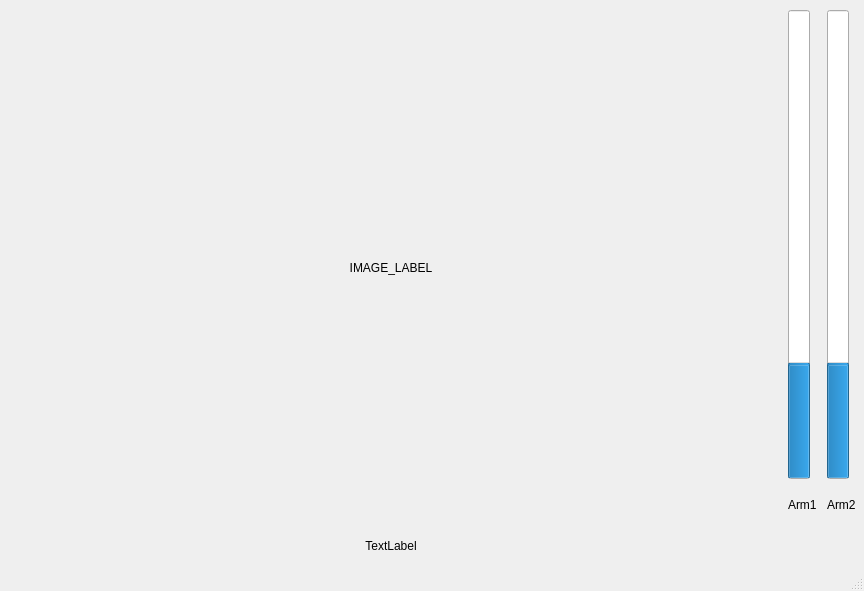
qlin-nml-research/qlin_jaxa_resources, file jaxa_ui/scripts/JaxaMasterSecondaryUI/form.ui: the form before one commit.
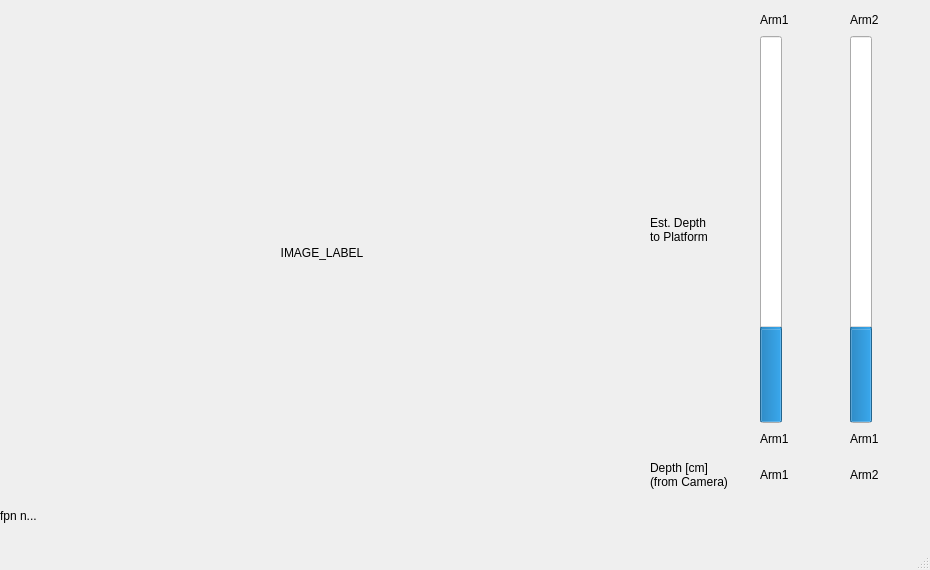
The form after the commit.

```diff
--- a/jaxa_ui/scripts/JaxaMasterSecondaryUI/form.ui
+++ b/jaxa_ui/scripts/JaxaMasterSecondaryUI/form.ui
@@ -6,21 +6,39 @@
    <rect>
     <x>0</x>
     <y>0</y>
-    <width>864</width>
-    <height>591</height>
+    <width>930</width>
+    <height>570</height>
    </rect>
   </property>
+  <property name="sizePolicy">
+   <sizepolicy hsizetype="Fixed" vsizetype="Fixed">
+    <horstretch>0</horstretch>
+    <verstretch>0</verstretch>
+   </sizepolicy>
+  </property>
+  <property name="minimumSize">
+   <size>
+    <width>930</width>
+    <height>570</height>
+   </size>
+  </property>
   <property name="windowTitle">
    <string>JAXA Leader Secondary UI</string>
   </property>
   <widget class="QWidget" name="centralwidget">
+   <property name="sizePolicy">
+    <sizepolicy hsizetype="MinimumExpanding" vsizetype="MinimumExpanding">
+     <horstretch>0</horstretch>
+     <verstretch>0</verstretch>
+    </sizepolicy>
+   </property>
    <widget class="QWidget" name="gridLayoutWidget">
     <property name="geometry">
      <rect>
       <x>0</x>
       <y>10</y>
-      <width>856</width>
-      <height>551</height>
+      <width>930</width>
+      <height>521</height>
      </rect>
     </property>
     <layout class="QGridLayout" name="mainGridLayout">
@@ -32,7 +50,36 @@
        <property name="horizontalSpacing">
         <number>10</number>
        </property>
-       <item row="0" column="0">
+       <item row="1" column="2">
+        <widget class="QProgressBar" name="dIndicator_arm2">
+         <property name="value">
+          <number>24</number>
+         </property>
+         <property name="orientation">
+          <enum>Qt::Vertical</enum>
+         </property>
+        </widget>
+       </item>
+       <item row="3" column="2">
+        <widget class="QLabel" name="dIndicatorDepth_arm2_label">
+         <property name="minimumSize">
+          <size>
+           <width>80</width>
+           <height>40</height>
+          </size>
+         </property>
+         <property name="maximumSize">
+          <size>
+           <width>80</width>
+           <height>16777215</height>
+          </size>
+         </property>
+         <property name="text">
+          <string>Arm2</string>
+         </property>
+        </widget>
+       </item>
+       <item row="1" column="1">
         <widget class="QProgressBar" name="dIndicator_arm1">
          <property name="enabled">
           <bool>true</bool>
@@ -43,44 +90,146 @@
          <property name="alignment">
           <set>Qt::AlignCenter</set>
          </property>
+         <property name="textVisible">
+          <bool>true</bool>
+         </property>
          <property name="orientation">
           <enum>Qt::Vertical</enum>
+         </property>
+         <property name="invertedAppearance">
+          <bool>false</bool>
+         </property>
+         <property name="textDirection">
+          <enum>QProgressBar::TopToBottom</enum>
+         </property>
+        </widget>
+       </item>
+       <item row="3" column="0">
+        <widget class="QLabel" name="armDepthLabel">
+         <property name="minimumSize">
+          <size>
+           <width>100</width>
+           <height>0</height>
+          </size>
+         </property>
+         <property name="maximumSize">
+          <size>
+           <width>100</width>
+           <height>16777215</height>
+          </size>
+         </property>
+         <property name="text">
+          <string>Depth [cm]
+(from Camera)</string>
+         </property>
+        </widget>
+       </item>
+       <item row="1" column="0">
+        <widget class="QLabel" name="armDepthLabel_2">
+         <property name="maximumSize">
+          <size>
+           <width>70</width>
+           <height>16777215</height>
+          </size>
+         </property>
+         <property name="text">
+          <string>Est. Depth
+to Platform</string>
+         </property>
+        </widget>
+       </item>
+       <item row="3" column="1">
+        <widget class="QLabel" name="dIndicatorDepth_arm1_label">
+         <property name="minimumSize">
+          <size>
+           <width>80</width>
+           <height>40</height>
+          </size>
+         </property>
+         <property name="maximumSize">
+          <size>
+           <width>80</width>
+           <height>16777215</height>
+          </size>
+         </property>
+         <property name="text">
+          <string>Arm1</string>
          </property>
         </widget>
        </item>
        <item row="2" column="1">
+        <widget class="QLabel" name="dIndicator_arm1_label">
+         <property name="minimumSize">
+          <size>
+           <width>80</width>
+           <height>20</height>
+          </size>
+         </property>
+         <property name="maximumSize">
+          <size>
+           <width>80</width>
+           <height>20</height>
+          </size>
+         </property>
+         <property name="text">
+          <string>Arm1</string>
+         </property>
+        </widget>
+       </item>
+       <item row="2" column="2">
         <widget class="QLabel" name="dIndicator_arm2_label">
          <property name="minimumSize">
           <size>
-           <width>0</width>
-           <height>40</height>
+           <width>80</width>
+           <height>20</height>
+          </size>
+         </property>
+         <property name="maximumSize">
+          <size>
+           <width>80</width>
+           <height>20</height>
           </size>
          </property>
          <property name="text">
-          <string>Arm2</string>
+          <string>Arm1</string>
          </property>
         </widget>
        </item>
        <item row="0" column="1">
-        <widget class="QProgressBar" name="dIndicator_arm2">
-         <property name="value">
-          <number>24</number>
+        <widget class="QLabel" name="arm1Label">
+         <property name="minimumSize">
+          <size>
+           <width>80</width>
+           <height>20</height>
+          </size>
          </property>
-         <property name="orientation">
-          <enum>Qt::Vertical</enum>
+         <property name="maximumSize">
+          <size>
+           <width>78</width>
+           <height>20</height>
+          </size>
+         </property>
+         <property name="text">
+          <string>Arm1</string>
          </property>
         </widget>
        </item>
-       <item row="2" column="0">
-        <widget class="QLabel" name="dIndicator_arm1_label">
+       <item row="0" column="2">
+        <widget class="QLabel" name="arm2Label">
          <property name="minimumSize">
           <size>
-           <width>0</width>
-           <height>40</height>
+           <width>80</width>
+           <height>20</height>
+          </size>
+         </property>
+         <property name="maximumSize">
+          <size>
+           <width>78</width>
+           <height>20</height>
           </size>
          </property>
          <property name="text">
-          <string>Arm1</string>
+          <string>Arm2</string>
          </property>
         </widget>
        </item>
@@ -101,10 +250,10 @@
         </size>
        </property>
        <property name="text">
-        <string>TextLabel</string>
+        <string>fpn n...</string>
        </property>
        <property name="alignment">
-        <set>Qt::AlignCenter</set>
+        <set>Qt::AlignLeading|Qt::AlignLeft|Qt::AlignVCenter</set>
        </property>
       </widget>
      </item>
```
